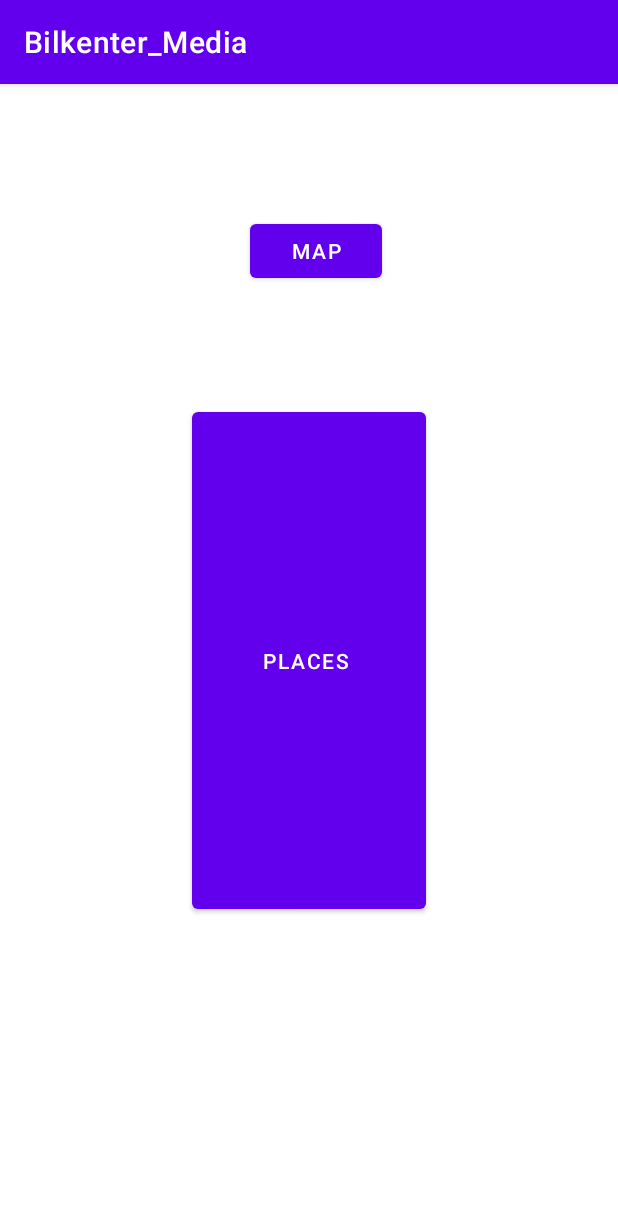
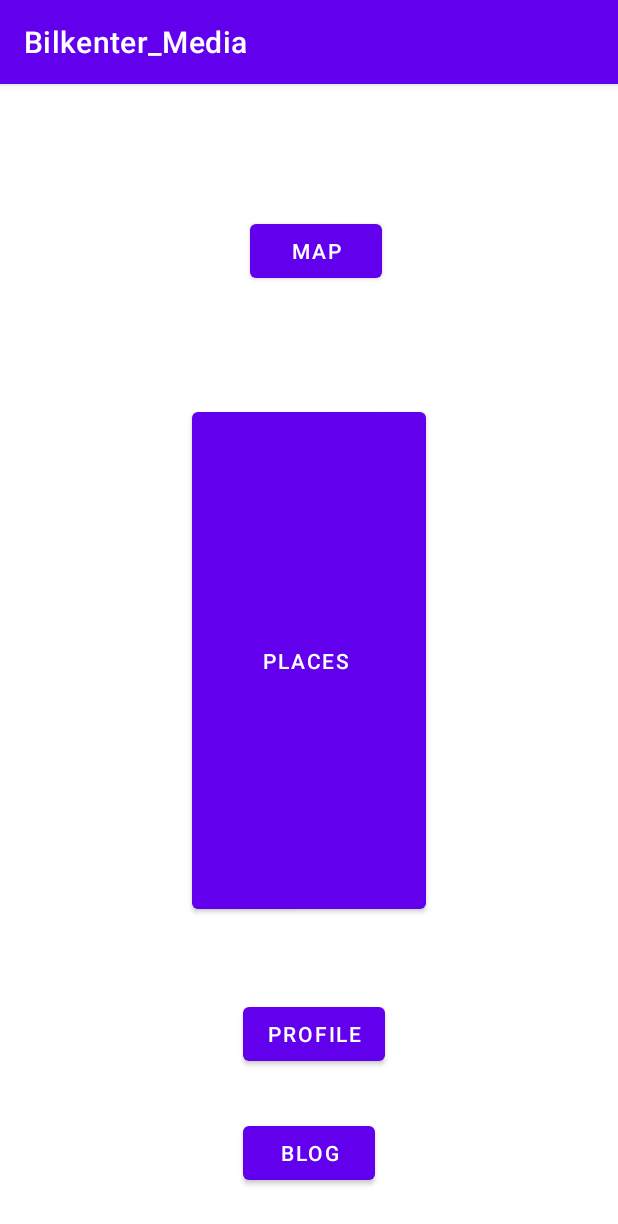
Before and after one commit to SarperArda/BilkenterMedia, an Android app: the Home screen opened directly, with no data from a screen before it, on a phone screen of 412 x 824 dp. Shown: the top 1224 px of the screen. Run offline under Robolectric (Android 15) with nearby library versions, the phone set to English and light mode, and no system bars.

Commit message:
Blog and Profile added

```diff
--- a/Bilkenter_Media/app/src/main/res/layout/activity_home.xml
+++ b/Bilkenter_Media/app/src/main/res/layout/activity_home.xml
@@ -30,4 +30,25 @@
         app:layout_constraintBottom_toTopOf="@+id/places"
         app:layout_constraintEnd_toEndOf="@+id/places"
         app:layout_constraintTop_toTopOf="parent" />
+
+    <Button
+        android:id="@+id/profile"
+        android:layout_width="wrap_content"
+        android:layout_height="wrap_content"
+        android:layout_marginBottom="31dp"
+        android:onClick="goToProfile"
+        android:text="profile"
+        app:layout_constraintBottom_toTopOf="@+id/blog"
+        app:layout_constraintStart_toStartOf="@+id/blog" />
+
+    <Button
+        android:id="@+id/blog"
+        android:layout_width="wrap_content"
+        android:layout_height="wrap_content"
+        android:layout_marginBottom="31dp"
+        android:onClick="goToBlog"
+        android:text="Blog"
+        app:layout_constraintBottom_toBottomOf="parent"
+        app:layout_constraintEnd_toEndOf="parent"
+        app:layout_constraintStart_toStartOf="parent" />
 </androidx.constraintlayout.widget.ConstraintLayout>
```
Also changed, not shown: Bilkenter_Media/app/src/main/AndroidManifest.xml (+6 -2 lines), Bilkenter_Media/app/src/main/java/com/thenameless/bilkenter_media/Blog.java (added, +14 -0 lines), Bilkenter_Media/app/src/main/java/com/thenameless/bilkenter_media/Home.java (+10 -0 lines), Bilkenter_Media/app/src/main/java/com/thenameless/bilkenter_media/Profile.java (added, +14 -0 lines), Bilkenter_Media/app/src/main/res/layout/activity_blog.xml (added, +9 -0 lines), Bilkenter_Media/app/src/main/res/layout/activity_profile.xml (added, +9 -0 lines).
